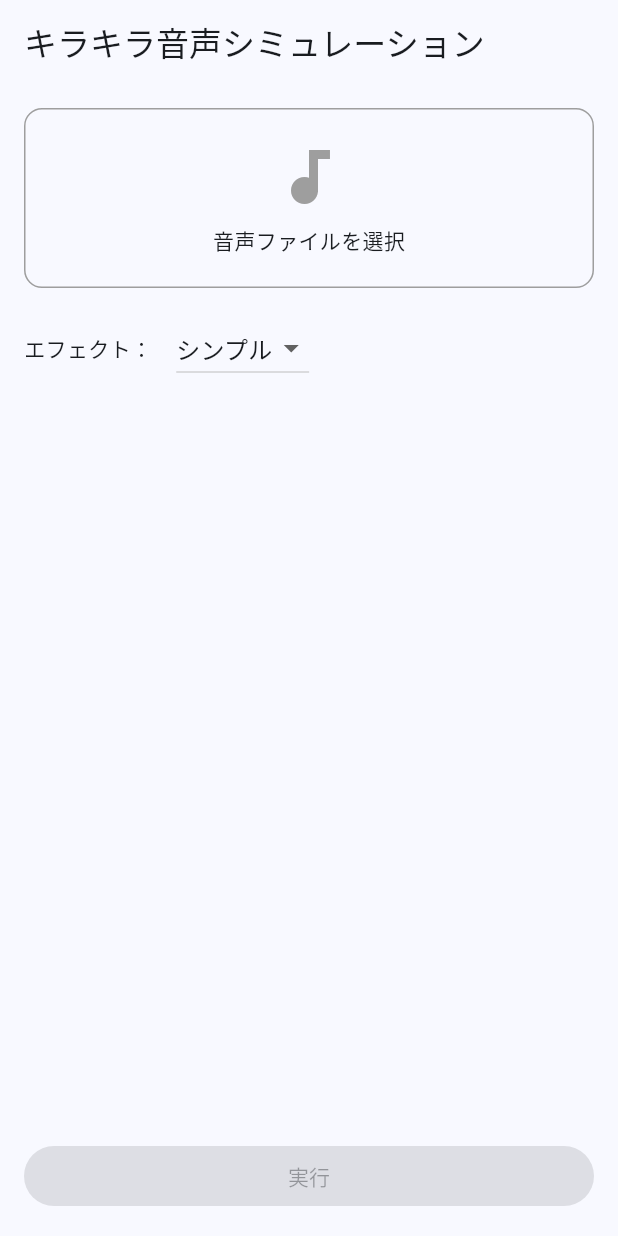
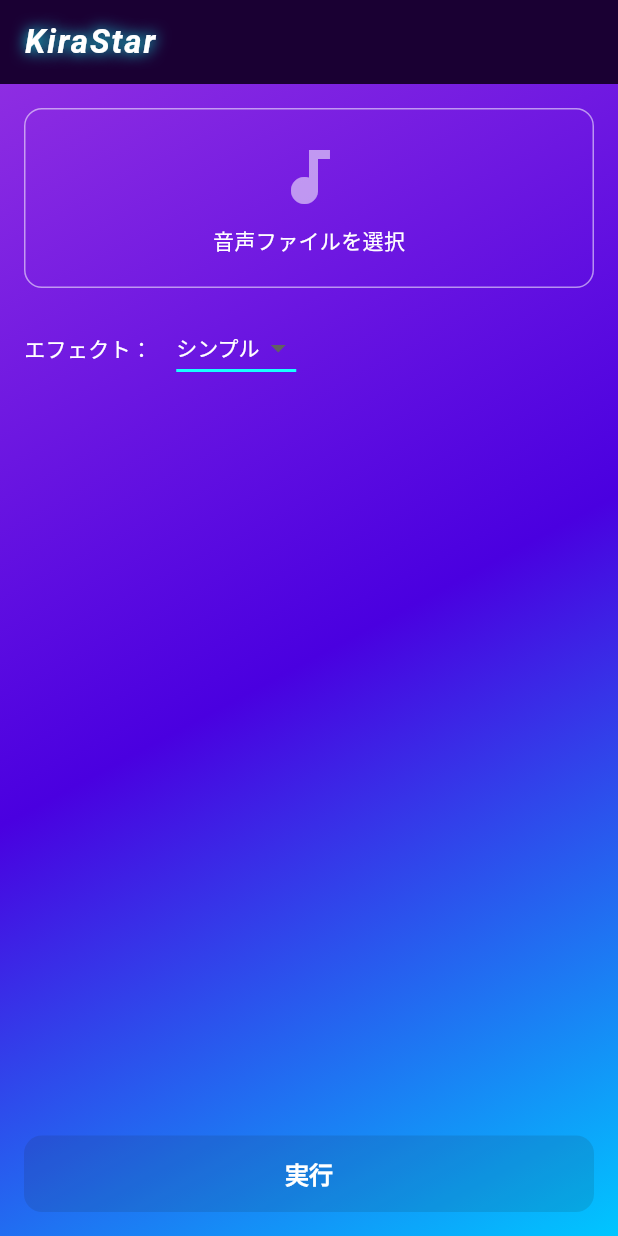
Before and after one commit to p2hacks2025/post-03, a Flutter app: the screen it shows after launch, on a phone screen of 412 x 824 dp. Run offline on Flutter 3.47's test engine with Material 3 defaults, Android fonts, the phone set to English and light mode, and no system bars; our stand-ins replace file_picker.

Commit message:
UI変更/Python統合テスト

```diff
--- a/lib/pages/upload_page.dart
+++ b/lib/pages/upload_page.dart
@@ -2,6 +2,7 @@ import 'dart:io';
 import 'package:flutter/material.dart';
 import '../widgets/file_pic_widget.dart';
 import '../widgets/loading_dialog.dart';
+import '../services/api_service.dart';
 import 'result_page.dart';
 
 class UploadPage extends StatefulWidget {
@@ -19,9 +20,14 @@ class _UploadPageState extends State<UploadPage> {
   if (_selectedAudio == null) return;
 
   LoadingDialog.show(context);
-    await Future.delayed(const Duration(seconds: 2));
+
+  try {
+    final result = await ApiService.uploadAudio(
+      audioFile: _selectedAudio!,
+      style: _selectedStyle,
+    );
+
     if (!mounted) return;
-
     LoadingDialog.hide(context);
 
     Navigator.push(
@@ -33,13 +39,53 @@ class _UploadPageState extends State<UploadPage> {
         ),
       ),
     );
+
+  } catch (e) {
+    if (!mounted) return;
+    LoadingDialog.hide(context);
+
+    ScaffoldMessenger.of(context).showSnackBar(
+      SnackBar(content: Text('エラー: $e')),
+    );
+  }
 }
 
   @override
   Widget build(BuildContext context) {
     return Scaffold(
-      appBar: AppBar(title: const Text('キラキラ音声シミュレーション')),
-      body: Padding(
+      appBar: AppBar(
+        title: const Text('KiraStar',
+      style: TextStyle(
+        fontStyle: FontStyle.italic,
+        fontWeight: FontWeight.w700,
+        fontSize: 22,
+        letterSpacing: 1.2,
+        color: Colors.white,
+        shadows: [
+          Shadow(
+            blurRadius: 12,
+            color: Colors.cyanAccent,
+            offset: Offset(0, 0),
+          ),
+        ],
+      ),),
+        backgroundColor: const Color(0xFF1A0033), // ダークネオン系
+        foregroundColor: Colors.white,
+        elevation: 0,
+      ),
+      body: Container(
+        decoration: const BoxDecoration(
+          gradient: LinearGradient(
+            begin: Alignment.topLeft,
+            end: Alignment.bottomRight,
+            colors: [
+              Color(0xFF8E2DE2), // ネオンパープル
+              Color(0xFF4A00E0), // ディープパープル
+              Color(0xFF00C6FF), // ネオンシアン
+            ],
+          ),
+        ),
+        child: Padding(
           padding: const EdgeInsets.all(16),
           child: Column(
             crossAxisAlignment: CrossAxisAlignment.stretch,
@@ -56,10 +102,13 @@ class _UploadPageState extends State<UploadPage> {
 
               Row(
                 children: [
-                const Text('エフェクト：'),
+                  const Text('エフェクト：', style: TextStyle(color: Colors.white)),
                   const SizedBox(width: 16),
                   DropdownButton<String>(
                     value: _selectedStyle,
+                    dropdownColor: const Color(0xFF2A004F),
+                    style: const TextStyle(color: Colors.white),
+                    underline: Container(height: 2, color: Colors.cyanAccent),
                     items: const [
                       DropdownMenuItem(value: 'シンプル', child: Text('シンプル')),
                       DropdownMenuItem(value: 'キラキラ', child: Text('キラキラ')),
@@ -77,10 +126,22 @@ class _UploadPageState extends State<UploadPage> {
               const Spacer(),
 
               ElevatedButton(
+                style: ElevatedButton.styleFrom(
+                  backgroundColor: const Color(0xFFFF2EDF), // ネオンピンク
+                  foregroundColor: Colors.white,
+                  padding: const EdgeInsets.symmetric(vertical: 14),
+                  shape: RoundedRectangleBorder(
+                    borderRadius: BorderRadius.circular(12),
+                  ),
+                ),
                 onPressed: _selectedAudio == null ? null : _executeSimulation,
-              child: const Text('実行'),
+                child: const Text(
+                  '実行',
+                  style: TextStyle(fontSize: 16, fontWeight: FontWeight.bold ,color: Colors.white),
+                ),
               ),
             ],
+          ),
         ),
       ),
     );
--- a/lib/widgets/file_pic_widget.dart
+++ b/lib/widgets/file_pic_widget.dart
@@ -40,7 +40,7 @@ class _AudioPickWidgetState extends State<AudioPickWidget> {
       child: Container(
         height: 120,
         decoration: BoxDecoration(
-          border: Border.all(color: Colors.grey),
+          border: Border.all(color: Colors.white54),
           borderRadius: BorderRadius.circular(12),
         ),
         child: Center(
@@ -48,9 +48,9 @@ class _AudioPickWidgetState extends State<AudioPickWidget> {
               ? const Column(
                   mainAxisSize: MainAxisSize.min,
                   children: [
-                    Icon(Icons.audiotrack, size: 48, color: Colors.grey),
+                    Icon(Icons.audiotrack, size: 48, color: Colors.white54),
                     SizedBox(height: 8),
-                    Text('音声ファイルを選択'),
+                    Text('音声ファイルを選択', style: TextStyle(color: Colors.white)),
                   ],
                 )
               : Column(
```
Also changed, not shown: lib/services/api_service.dart (+48 -0 lines). Lines whose indentation alone changed are shown as unchanged.
